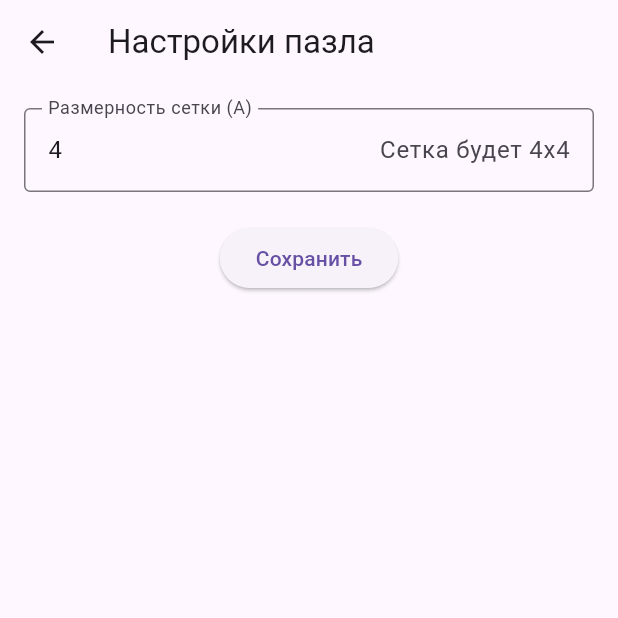
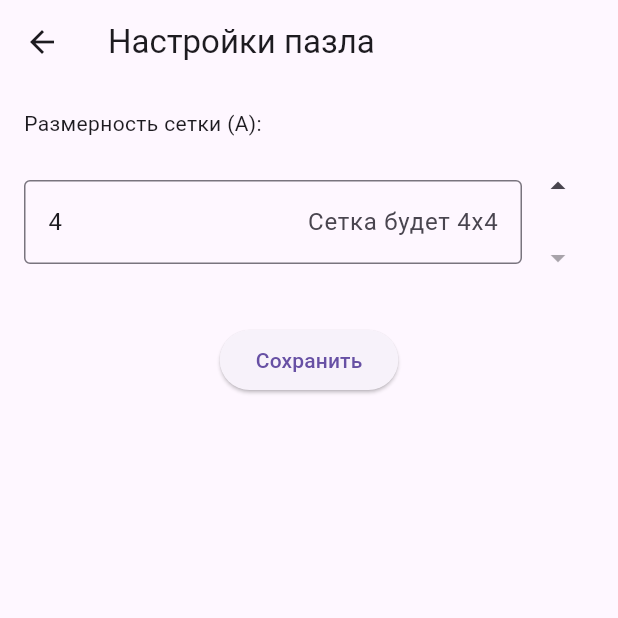
Before and after one commit to ruzanovalexei/puzzleforchild, a Flutter app: the SettingsScreen screen opened directly, on a phone screen of 412 x 824 dp, the top half of it. Run offline on Flutter 3.47's test engine with Material 3 defaults, Android fonts, the light colour scheme and no system bars; our stand-ins replace shared_preferences; accounts and stored records are empty.

Commit message:
Изменено управление настройкой сетки

```diff
--- a/lib/screens/settings_screen.dart
+++ b/lib/screens/settings_screen.dart
@@ -11,7 +11,8 @@ class SettingsScreen extends StatefulWidget {
 }
 
 class _SettingsScreenState extends State<SettingsScreen> {
-  final TextEditingController _gridSizeController = TextEditingController();
+  // final TextEditingController _gridSizeController = TextEditingController(); // Больше не нужно
+  int _gridSize = 4; // Будем хранить текущее значение размера сетки
   String _validationMessage = '';
   bool _isSaveButtonEnabled = false;
 
@@ -19,64 +20,61 @@ class _SettingsScreenState extends State<SettingsScreen> {
   void initState() {
     super.initState();
     _loadSettings();
-    _gridSizeController.addListener(_validateInput);
+    // _gridSizeController.addListener(_validateInput); // Больше не нужно
   }
 
   @override
   void dispose() {
-    _gridSizeController.removeListener(_validateInput);
-    _gridSizeController.dispose();
+    // _gridSizeController.removeListener(_validateInput); // Больше не нужно
+    // _gridSizeController.dispose(); // Больше не нужно
     super.dispose();
   }
 
   Future<void> _loadSettings() async {
     final prefs = await SharedPreferences.getInstance();
     final int? savedGridSize = prefs.getInt(SettingsScreen.puzzleGridSizeKey);
-    if (savedGridSize != null) {
-      _gridSizeController.text = savedGridSize.toString();
-    } else {
-      _gridSizeController.text = '4'; // Значение по умолчанию
-    }
+    setState(() {
+      _gridSize = savedGridSize ?? 4; // Устанавливаем _gridSize
+    });
     _validateInput(); // Проверить после загрузки
   }
 
   void _validateInput() {
-    final String text = _gridSizeController.text;
-    if (text.isEmpty) {
-      setState(() {
-        _validationMessage = 'Значение не может быть пустым.';
-        _isSaveButtonEnabled = false;
-      });
-      return;
-    }
-
-    final int? value = int.tryParse(text);
-    if (value == null) {
-      setState(() {
-        _validationMessage = 'Пожалуйста, введите число.';
-        _isSaveButtonEnabled = false;
-      });
-      return;
-    }
-
-    if (value < 4 || value > 7) {
+    // Валидация будет происходить по _gridSize
+    if (_gridSize < 4 || _gridSize > 7) {
       setState(() {
         _validationMessage = 'Значение должно быть от 4 до 7.';
         _isSaveButtonEnabled = false;
       });
-      return;
+    } else {
+      setState(() {
+        _validationMessage = '';
+        _isSaveButtonEnabled = true;
+      });
     }
+  }
 
+  void _incrementGridSize() {
     setState(() {
-      _validationMessage = '';
-      _isSaveButtonEnabled = true;
+      if (_gridSize < 7) {
+        _gridSize++;
+      }
+      _validateInput();
+    });
+  }
+
+  void _decrementGridSize() {
+    setState(() {
+      if (_gridSize > 4) {
+        _gridSize--;
+      }
+      _validateInput();
     });
   }
 
   Future<void> _saveSettings() async {
     final prefs = await SharedPreferences.getInstance();
-    final int newGridSize = int.parse(_gridSizeController.text);
-    await prefs.setInt(SettingsScreen.puzzleGridSizeKey, newGridSize);
+    await prefs.setInt(SettingsScreen.puzzleGridSizeKey, _gridSize);
 
     ScaffoldMessenger.of(context).showSnackBar(
       const SnackBar(content: Text('Настройки сохранены!')),
@@ -95,18 +93,36 @@ class _SettingsScreenState extends State<SettingsScreen> {
         child: Column(
           crossAxisAlignment: CrossAxisAlignment.start,
           children: [
-            TextField(
-              controller: _gridSizeController,
-              keyboardType: TextInputType.number,
-              decoration: InputDecoration(
-                labelText: 'Размерность сетки (A)',
-                hintText: 'Введите число от 4 до 7',
-                suffixText: (_gridSizeController.text.isNotEmpty && int.tryParse(_gridSizeController.text) != null)
-                    ? 'Сетка будет ${_gridSizeController.text}x${_gridSizeController.text}'
-                    : null,
-                errorText: _validationMessage.isNotEmpty ? _validationMessage : null,
-                border: const OutlineInputBorder(),
-              ),
+            Text('Размерность сетки (A):'),
+            const SizedBox(height: 8),
+            Row(
+              children: [
+                Expanded(
+                  child: TextFormField(
+                    controller: TextEditingController(text: _gridSize.toString()),
+                    readOnly: true, // Сделать поле только для чтения
+                    decoration: InputDecoration(
+                      hintText: 'От 4 до 7',
+                      suffixText: 'Сетка будет ${_gridSize}x${_gridSize}',
+                      errorText: _validationMessage.isNotEmpty ? _validationMessage : null,
+                      border: const OutlineInputBorder(),
+                    ),
+                  ),
+                ),
+                Column(
+                  mainAxisSize: MainAxisSize.min,
+                  children: [
+                    IconButton(
+                      icon: const Icon(Icons.arrow_drop_up),
+                      onPressed: _gridSize < 7 ? _incrementGridSize : null,
+                    ),
+                    IconButton(
+                      icon: const Icon(Icons.arrow_drop_down),
+                      onPressed: _gridSize > 4 ? _decrementGridSize : null,
+                    ),
+                  ],
+                ),
+              ],
             ),
             const SizedBox(height: 20),
             Center(
```
